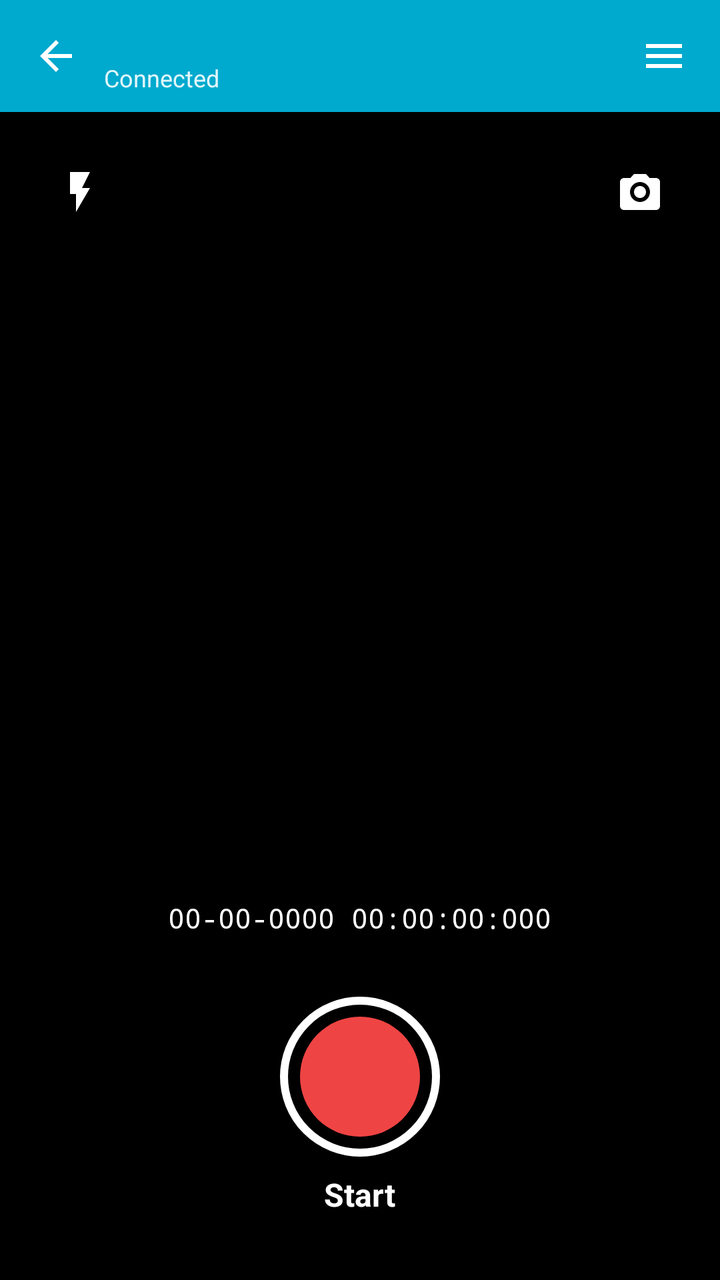
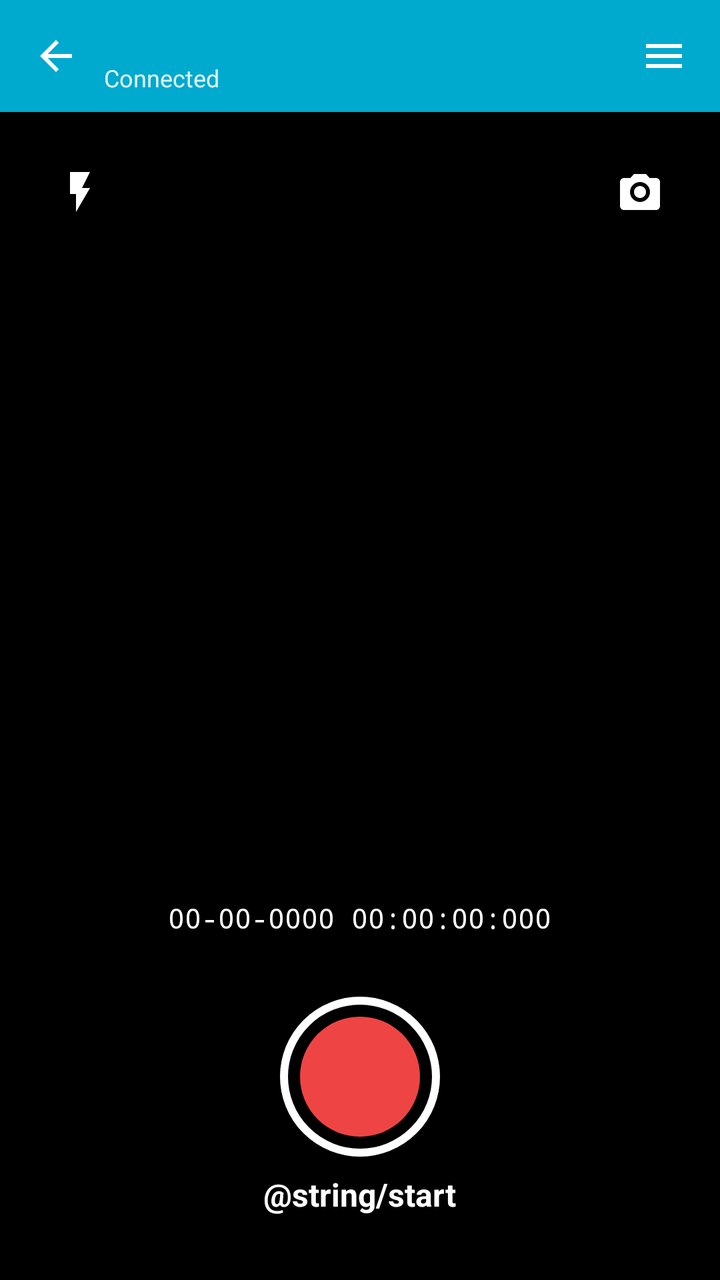

The first picture is an Android layout as it rendered before a commit; the second is the same layout after the commit. The layout source and the unified diff follow.
<!-- AndroidManifest.xml: application theme Theme.TagMobile -->
<!-- res/layout/activity_device.xml -->
<?xml version="1.0" encoding="utf-8"?>
<LinearLayout
    xmlns:android="http://schemas.android.com/apk/res/android"
    xmlns:app="http://schemas.android.com/apk/res-auto"
    android:layout_width="match_parent"
    android:layout_height="match_parent"
    android:orientation="vertical"
    android:background="#F3F4F6">

    <LinearLayout
        android:layout_width="match_parent"
        android:layout_height="56dp"
        android:background="#00A9CE"
        android:gravity="center_vertical"
        android:paddingHorizontal="4dp">

        <ImageButton
            android:id="@+id/backBtn"
            android:layout_width="48dp"
            android:layout_height="48dp"
            android:background="?attr/selectableItemBackgroundBorderless"
            android:src="@drawable/ic_back"
            android:contentDescription="Back" />

        <LinearLayout
            android:layout_width="0dp"
            android:layout_height="wrap_content"
            android:layout_weight="1"
            android:orientation="vertical">

            <TextView
                android:id="@+id/deviceTitle"
                android:layout_width="wrap_content"
                android:layout_height="wrap_content"
                android:textColor="@android:color/white"
                android:textStyle="bold"
                android:textSize="16sp" />

            <TextView
                android:layout_width="wrap_content"
                android:layout_height="wrap_content"
                android:text="@string/connected"
                android:textColor="#E0F7FA"
                android:textSize="12sp" />
        </LinearLayout>

        <ImageButton
            android:id="@+id/deviceMenuBtn"
            android:layout_width="48dp"
            android:layout_height="48dp"
            android:background="?attr/selectableItemBackgroundBorderless"
            android:src="@drawable/ic_menu"
            android:contentDescription="@string/disconnect" />
    </LinearLayout>

    <FrameLayout
        android:layout_width="match_parent"
        android:layout_height="0dp"
        android:layout_weight="1"
        android:background="#000000">

        <TextureView
            android:id="@+id/cameraPreview"
            android:layout_width="match_parent"
            android:layout_height="match_parent" />

        
        <FrameLayout
            android:layout_width="match_parent"
            android:layout_height="wrap_content"
            android:padding="16dp">
            
            <ImageButton
                android:id="@+id/flashBtn"
                android:layout_width="48dp"
                android:layout_height="48dp"
                android:layout_gravity="start|top"
                android:src="@drawable/ic_flash"
                android:background="?attr/selectableItemBackgroundBorderless"
                app:tint="#FFFFFF"
                android:contentDescription="Flash"/>

            <ImageButton
                android:id="@+id/switchCameraBtn"
                android:layout_width="48dp"
                android:layout_height="48dp"
                android:layout_gravity="end|top"
                android:src="@drawable/ic_switch_camera"
                android:background="?attr/selectableItemBackgroundBorderless"
                app:tint="#FFFFFF"
                android:contentDescription="Switch Camera"/>
        </FrameLayout>

        
        <LinearLayout
            android:layout_width="match_parent"
            android:layout_height="wrap_content"
            android:layout_gravity="bottom"
            android:orientation="vertical"
            android:gravity="center"
            android:paddingBottom="32dp"
            android:background="@drawable/bg_gradient_bottom">
            
            <TextView
                android:id="@+id/timestampText"
                android:layout_width="wrap_content"
                android:layout_height="wrap_content"
                android:layout_marginBottom="24dp"
                android:padding="6dp"
                android:paddingHorizontal="10dp"
                android:background="#8C000000"
                android:textColor="#FFFFFF"
                android:textSize="14sp"
                android:fontFamily="monospace"
                android:text="00-00-0000 00:00:00:000" />

            
            <FrameLayout
                android:id="@+id/recordBtnContainer"
                android:layout_width="80dp"
                android:layout_height="80dp"
                android:background="@drawable/bg_record_btn_outer">
                
                <View
                    android:id="@+id/recordBtnInner"
                    android:layout_width="60dp"
                    android:layout_height="60dp"
                    android:layout_gravity="center"
                    android:background="@drawable/bg_record_btn_inner" />
            </FrameLayout>

            <TextView
                android:id="@+id/recordBtnLabel"
                android:layout_width="wrap_content"
                android:layout_height="wrap_content"
                android:text="Start"
                android:layout_marginTop="8dp"
                android:textColor="#FFFFFF"
                android:textStyle="bold"
                android:textSize="16sp"/>

        </LinearLayout>
    </FrameLayout>
</LinearLayout>
<!-- resources referenced by this layout -->
<resources>
  <!-- drawable bg_gradient_bottom (drawable) -->
  <?xml version="1.0" encoding="utf-8"?>
  <shape xmlns:android="http://schemas.android.com/apk/res/android">
      <gradient
          android:angle="90"
          android:startColor="#B3000000"
          android:endColor="#00000000" />
  </shape>
  <!-- drawable bg_record_btn_inner (drawable) -->
  <?xml version="1.0" encoding="utf-8"?>
  <shape xmlns:android="http://schemas.android.com/apk/res/android"
      android:shape="oval">
      <solid android:color="#EF4444" />
  </shape>
  <!-- drawable bg_record_btn_outer (drawable) -->
  <?xml version="1.0" encoding="utf-8"?>
  <shape xmlns:android="http://schemas.android.com/apk/res/android"
      android:shape="oval">
      <solid android:color="#00000000" />
      <stroke android:width="4dp" android:color="#FFFFFF" />
  </shape>
  <!-- drawable ic_back (drawable) -->
  <?xml version="1.0" encoding="utf-8"?>
  <vector xmlns:android="http://schemas.android.com/apk/res/android"
      android:width="24dp"
      android:height="24dp"
      android:viewportWidth="24"
      android:viewportHeight="24"
      android:tint="@android:color/white">
      <path
          android:fillColor="@android:color/white"
          android:pathData="M20,11H7.83l5.59,-5.59L12,4l-8,8 8,8 1.41,-1.41L7.83,13H20v-2z"/>
  </vector>
  <!-- drawable ic_flash (drawable) -->
  <?xml version="1.0" encoding="utf-8"?>
  <vector xmlns:android="http://schemas.android.com/apk/res/android"
      android:width="24dp"
      android:height="24dp"
      android:viewportWidth="24"
      android:viewportHeight="24">
      <path
          android:fillColor="#FFFFFF"
          android:pathData="M7,2v11h3v9l7,-12h-4l4,-8z" />
  </vector>
  <!-- drawable ic_menu (drawable) -->
  <?xml version="1.0" encoding="utf-8"?>
  <vector xmlns:android="http://schemas.android.com/apk/res/android"
      android:width="24dp"
      android:height="24dp"
      android:viewportWidth="24"
      android:viewportHeight="24"
      android:tint="@android:color/white">
      <path
          android:fillColor="@android:color/white"
          android:pathData="M3,6h18v2H3V6zM3,11h18v2H3v-2zM3,16h18v2H3v-2z"/>
  </vector>
  <!-- drawable ic_switch_camera (drawable) -->
  <?xml version="1.0" encoding="utf-8"?>
  <vector xmlns:android="http://schemas.android.com/apk/res/android"
      android:width="24dp"
      android:height="24dp"
      android:viewportWidth="24"
      android:viewportHeight="24">
      <path
          android:fillColor="#FFFFFF"
          android:pathData="M20,5h-3.2L15,3H9L7.2,5H4c-1.1,0 -2,0.9 -2,2v12c0,1.1 0.9,2 2,2h16c1.1,0 2,-0.9 2,-2V7c0,-1.1 -0.9,-2 -2,-2zM12,17c-2.76,0 -5,-2.24 -5,-5s2.24,-5 5,-5 5,2.24 5,5 -2.24,5 -5,5z" />
      <path
          android:fillColor="#FFFFFF"
          android:pathData="M12,9c-1.66,0 -3,1.34 -3,3s1.34,3 3,3 3,-1.34 3,-3 -1.34,-3 -3,-3z" />
  </vector>
  <string name="connected">Connected</string>
  <string name="disconnect">Disconnect</string>
  <style name="Theme.TagMobile" parent="Theme.MaterialComponents.Light.NoActionBar">
          <item name="colorPrimary">#00A9CE</item>
          <item name="colorPrimaryVariant">#0093B5</item>
          <item name="colorOnPrimary">@android:color/white</item>
          <item name="android:statusBarColor">#00A9CE</item>
          <item name="android:navigationBarColor">@android:color/white</item>
      </style>
</resources>

<!-- the commit's change to res/layout/activity_device.xml (unified diff, before → after) -->
@@ -116,28 +116,55 @@
 
             
             <FrameLayout
-                android:id="@+id/recordBtnContainer"
-                android:layout_width="80dp"
-                android:layout_height="80dp"
-                android:background="@drawable/bg_record_btn_outer">
-                
-                <View
-                    android:id="@+id/recordBtnInner"
-                    android:layout_width="60dp"
-                    android:layout_height="60dp"
+                android:layout_width="match_parent"
+                android:layout_height="wrap_content">
+
+                <ImageView
+                    android:id="@+id/lastVideoThumb"
+                    android:layout_width="56dp"
+                    android:layout_height="56dp"
+                    android:layout_gravity="start|center_vertical"
+                    android:layout_marginStart="28dp"
+                    android:background="@drawable/bg_last_video_thumb"
+                    android:padding="2dp"
+                    android:scaleType="centerCrop"
+                    android:contentDescription="@string/last_video"
+                    android:visibility="gone"
+                    android:clickable="true"
+                    android:focusable="true" />
+
+                <LinearLayout
+                    android:layout_width="wrap_content"
+                    android:layout_height="wrap_content"
                     android:layout_gravity="center"
-                    android:background="@drawable/bg_record_btn_inner" />
+                    android:orientation="vertical"
+                    android:gravity="center">
+
+                    <FrameLayout
+                        android:id="@+id/recordBtnContainer"
+                        android:layout_width="80dp"
+                        android:layout_height="80dp"
+                        android:background="@drawable/bg_record_btn_outer">
+
+                        <View
+                            android:id="@+id/recordBtnInner"
+                            android:layout_width="60dp"
+                            android:layout_height="60dp"
+                            android:layout_gravity="center"
+                            android:background="@drawable/bg_record_btn_inner" />
+                    </FrameLayout>
+
+                    <TextView
+                        android:id="@+id/recordBtnLabel"
+                        android:layout_width="wrap_content"
+                        android:layout_height="wrap_content"
+                        android:text="@string/start"
+                        android:layout_marginTop="8dp"
+                        android:textColor="#FFFFFF"
+                        android:textStyle="bold"
+                        android:textSize="16sp"/>
+                </LinearLayout>
             </FrameLayout>
-
-            <TextView
-                android:id="@+id/recordBtnLabel"
-                android:layout_width="wrap_content"
-                android:layout_height="wrap_content"
-                android:text="Start"
-                android:layout_marginTop="8dp"
-                android:textColor="#FFFFFF"
-                android:textStyle="bold"
-                android:textSize="16sp"/>
 
         </LinearLayout>
     </FrameLayout>
<!-- resource entries referenced after the edit -->
@@ -7,6 +7,16 @@
           android:angle="90"
           android:startColor="#B3000000"
           android:endColor="#00000000" />
+  </shape>
+  <!-- drawable bg_last_video_thumb (drawable) -->
+  <?xml version="1.0" encoding="utf-8"?>
+  <shape xmlns:android="http://schemas.android.com/apk/res/android"
+      android:shape="rectangle">
+      <solid android:color="#333333" />
+      <stroke
+          android:width="2dp"
+          android:color="#FFFFFF" />
+      <corners android:radius="8dp" />
   </shape>
   <!-- drawable bg_record_btn_inner (drawable) -->
   <?xml version="1.0" encoding="utf-8"?>
@@ -72,6 +82,7 @@
   </vector>
   <string name="connected">Connected</string>
   <string name="disconnect">Disconnect</string>
+  <string name="last_video">Last video</string>
   <style name="Theme.TagMobile" parent="Theme.MaterialComponents.Light.NoActionBar">
           <item name="colorPrimary">#00A9CE</item>
           <item name="colorPrimaryVariant">#0093B5</item>
